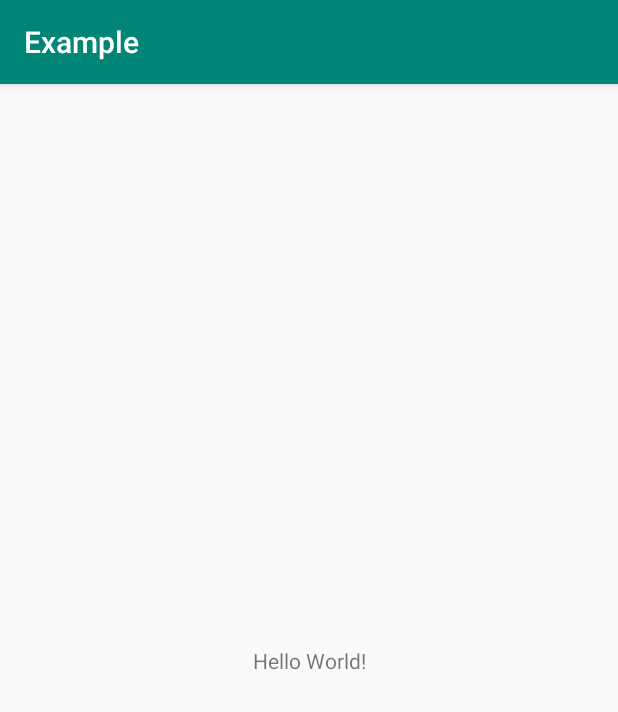
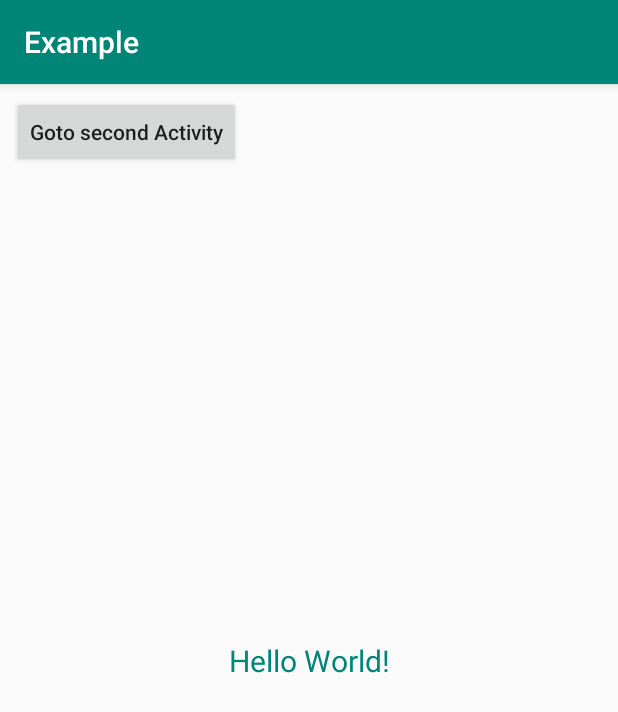
Before and after one commit to glenlsl/KPermission, an Android app: the screen it shows after launch (MainActivity), on a phone screen of 412 x 824 dp. Shown: the top 712 px of the screen. Run offline under Robolectric (Android 15) with nearby library versions, the phone set to English and light mode, and no system bars.

```diff
--- a/app/build.gradle
+++ b/app/build.gradle
@@ -24,11 +24,12 @@ android {
 
 dependencies {
     implementation fileTree(dir: 'libs', include: ['*.jar'])
-    implementation"org.jetbrains.kotlin:kotlin-stdlib-jdk7:$kotlin_version"
+    implementation "org.jetbrains.kotlin:kotlin-stdlib-jdk7:$kotlin_version"
     implementation 'com.android.support:appcompat-v7:27.1.1'
     implementation 'com.android.support.constraint:constraint-layout:1.1.3'
     testImplementation 'junit:junit:4.12'
     androidTestImplementation 'com.android.support.test:runner:1.0.2'
     androidTestImplementation 'com.android.support.test.espresso:espresso-core:3.0.2'
-    implementation 'com.solin:KPermission:0.1.2'
+//    implementation 'com.solin:KPermission:0.1.3'
+    implementation project(':kpermission')
 }
--- a/app/src/main/AndroidManifest.xml
+++ b/app/src/main/AndroidManifest.xml
@@ -12,6 +12,8 @@
             android:roundIcon="@mipmap/ic_launcher_round"
             android:supportsRtl="true"
             android:theme="@style/AppTheme">
+        <activity android:name=".SecondActivity">
+        </activity>
         <activity android:name=".MainActivity">
             <intent-filter>
                 <action android:name="android.intent.action.MAIN"/>
--- a/app/src/main/res/layout/activity_main.xml
+++ b/app/src/main/res/layout/activity_main.xml
@@ -7,13 +7,28 @@
         android:layout_height="match_parent"
         tools:context=".MainActivity">
 
-    <TextView
+    <android.support.v7.widget.AppCompatTextView
+            android:id="@+id/textView"
             android:layout_width="wrap_content"
             android:layout_height="wrap_content"
             android:text="Hello World!"
+            android:textSize="20sp"
+            android:textColor="?colorPrimary"
             app:layout_constraintBottom_toBottomOf="parent"
             app:layout_constraintLeft_toLeftOf="parent"
             app:layout_constraintRight_toRightOf="parent"
             app:layout_constraintTop_toTopOf="parent"/>
 
+    <android.support.v7.widget.AppCompatButton
+            android:text="Goto second Activity"
+            android:textAllCaps="false"
+            android:layout_width="wrap_content"
+            android:layout_height="wrap_content"
+            android:id="@+id/button2"
+            app:layout_constraintStart_toStartOf="parent"
+            android:layout_marginLeft="8dp"
+            android:layout_marginStart="8dp"
+            android:layout_marginTop="8dp"
+            app:layout_constraintTop_toTopOf="parent"/>
+
 </android.support.constraint.ConstraintLayout>
```
Also changed, not shown: app/src/main/java/com/solin/example/MainActivity.kt (+12 -1 lines), app/src/main/java/com/solin/example/SecondActivity.kt (added, +24 -0 lines), app/src/main/res/layout/activity_second.xml (added, +18 -0 lines), kpermission/src/main/java/com/solin/kpermission/ActResultHelper.kt (+12 -18 lines).
